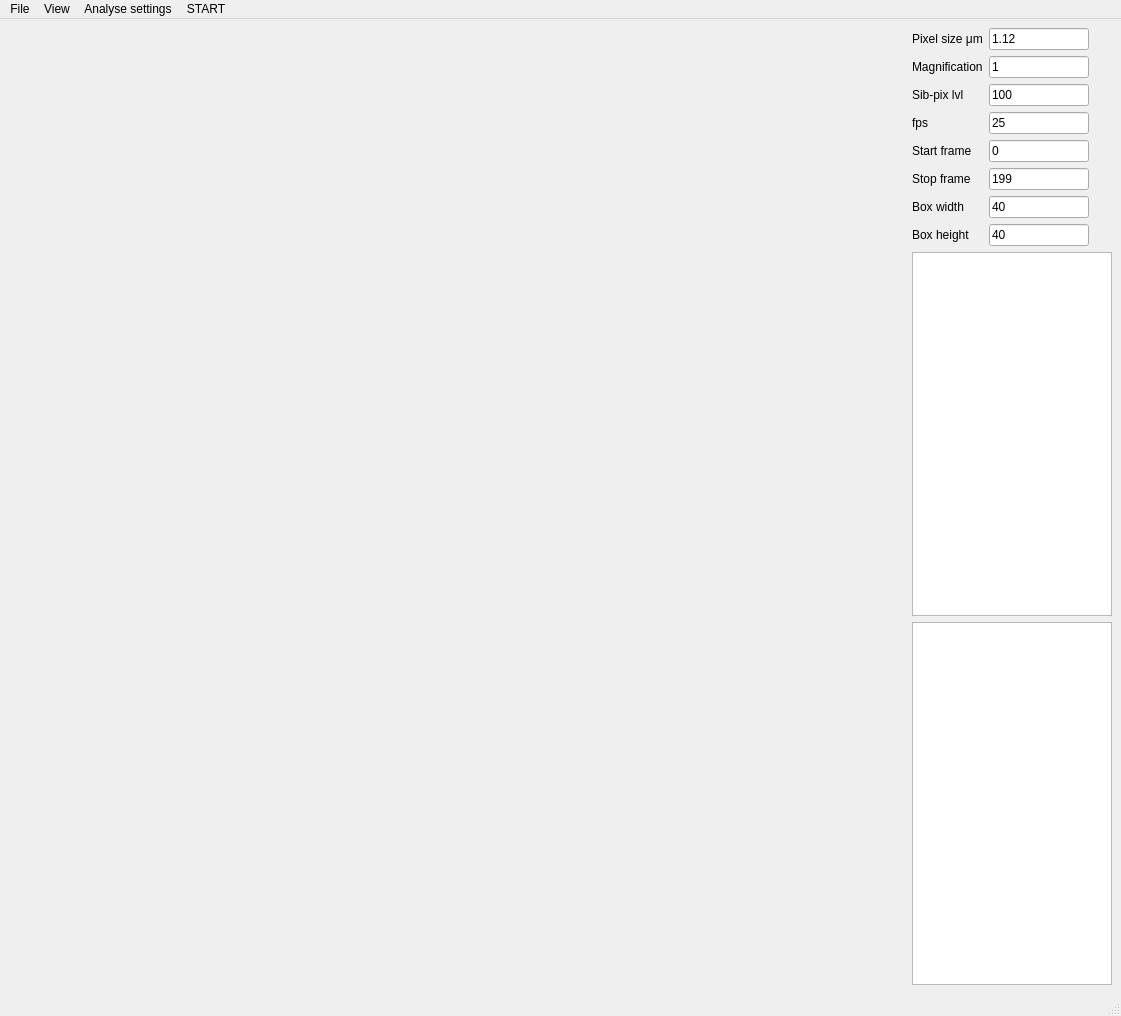
iMhack/NanoMotion, file mainMenu.ui: the form before one commit.
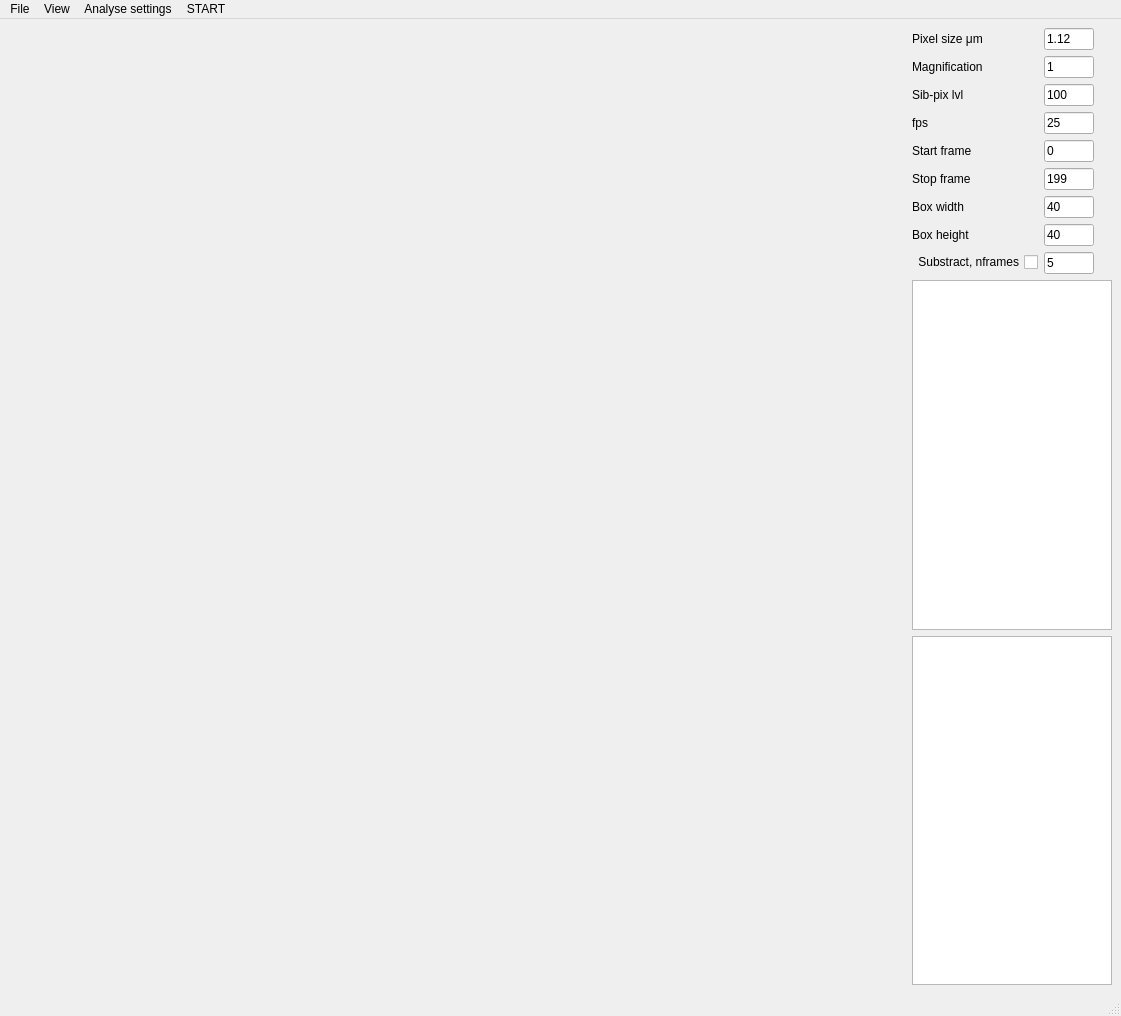
The form after the commit.

The edit to the form file:
```diff
--- a/mainMenu.ui
+++ b/mainMenu.ui
@@ -65,7 +65,7 @@
           </property>
           <property name="maximumSize">
            <size>
-            <width>100</width>
+            <width>50</width>
             <height>16777215</height>
            </size>
           </property>
@@ -94,7 +94,7 @@
           </property>
           <property name="maximumSize">
            <size>
-            <width>100</width>
+            <width>50</width>
             <height>16777215</height>
            </size>
           </property>
@@ -123,7 +123,7 @@
           </property>
           <property name="maximumSize">
            <size>
-            <width>100</width>
+            <width>50</width>
             <height>16777215</height>
            </size>
           </property>
@@ -155,7 +155,7 @@
           </property>
           <property name="maximumSize">
            <size>
-            <width>100</width>
+            <width>50</width>
             <height>16777215</height>
            </size>
           </property>
@@ -181,7 +181,7 @@
           </property>
           <property name="maximumSize">
            <size>
-            <width>100</width>
+            <width>50</width>
             <height>16777215</height>
            </size>
           </property>
@@ -207,7 +207,7 @@
           </property>
           <property name="maximumSize">
            <size>
-            <width>100</width>
+            <width>50</width>
             <height>16777215</height>
            </size>
           </property>
@@ -233,7 +233,7 @@
           </property>
           <property name="maximumSize">
            <size>
-            <width>100</width>
+            <width>50</width>
             <height>16777215</height>
            </size>
           </property>
@@ -259,7 +259,7 @@
           </property>
           <property name="maximumSize">
            <size>
-            <width>100</width>
+            <width>50</width>
             <height>16777215</height>
            </size>
           </property>
@@ -268,6 +268,50 @@
           </property>
          </widget>
         </item>
+        <item row="9" column="0">
+         <widget class="QCheckBox" name="checkBox_substract">
+          <property name="sizePolicy">
+           <sizepolicy hsizetype="Preferred" vsizetype="Fixed">
+            <horstretch>0</horstretch>
+            <verstretch>0</verstretch>
+           </sizepolicy>
+          </property>
+          <property name="maximumSize">
+           <size>
+            <width>170</width>
+            <height>16777215</height>
+           </size>
+          </property>
+          <property name="layoutDirection">
+           <enum>Qt::RightToLeft</enum>
+          </property>
+          <property name="text">
+           <string>Substract, nframes</string>
+          </property>
+         </widget>
+        </item>
+        <item row="9" column="1">
+         <widget class="QLineEdit" name="lineEdit_substract">
+          <property name="sizePolicy">
+           <sizepolicy hsizetype="Maximum" vsizetype="Fixed">
+            <horstretch>0</horstretch>
+            <verstretch>0</verstretch>
+           </sizepolicy>
+          </property>
+          <property name="maximumSize">
+           <size>
+            <width>50</width>
+            <height>16777215</height>
+           </size>
+          </property>
+          <property name="toolTip">
+           <string>How many times in range to do this ?</string>
+          </property>
+          <property name="text">
+           <string>5</string>
+          </property>
+         </widget>
+        </item>
        </layout>
       </item>
       <item>
```
Left out of the diff: 100 changed lines with no effect on the pictures.
